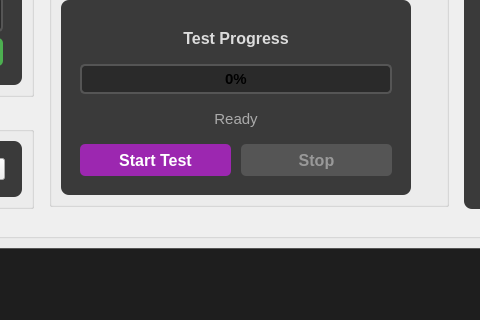
Qt form ui/main_ui.ui (DragonHyun1/DOU) before a commit; both pictures show x 380 to 860 and y 334 to 654 of the 1159 by 790 pixel window.
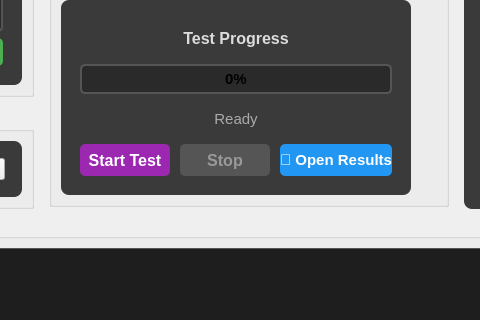
The same form after that commit.

Commit message:
refactor: UI 파일에 Open Results 버튼 추가 및 동적 생성 코드 제거
변경사항:
1. ui/main_ui.ui에 openResultsFolder_PB 버튼 추가
   - testControlLayout에 Start, Stop 옆에 배치
   - 파란색 스타일 (#2196F3)
   - 📁 Open Results 텍스트

2. main.py 리팩토링
   - _add_open_results_button() 메서드 제거 (동적 생성 불필요)
   - setup_auto_test_ui()에서 버튼 연결만 수행
   - _open_results_folder() 메서드는 유지

장점:
- Qt Designer에서 레이아웃 확인 가능
- 일관성 있는 UI 구조
- 유지보수 용이

Patch:
```diff
--- a/ui/main_ui.ui
+++ b/ui/main_ui.ui
@@ -1031,6 +1031,40 @@
                   </property>
                  </widget>
                 </item>
+                <item>
+                 <widget class="QPushButton" name="openResultsFolder_PB">
+                  <property name="sizePolicy">
+                   <sizepolicy hsizetype="Preferred" vsizetype="Preferred">
+                    <horstretch>0</horstretch>
+                    <verstretch>0</verstretch>
+                   </sizepolicy>
+                  </property>
+                  <property name="minimumSize">
+                   <size>
+                    <width>0</width>
+                    <height>32</height>
+                   </size>
+                  </property>
+                  <property name="styleSheet">
+                   <string>QPushButton { 
+                background-color: #2196F3; 
+                color: white; 
+                font-weight: bold; 
+                border-radius: 5px; 
+                font-size: 11pt;
+              }
+              QPushButton:hover { 
+                background-color: #1976D2; 
+              }
+              QPushButton:pressed {
+                background-color: #0D47A1;
+              }</string>
+                  </property>
+                  <property name="text">
+                   <string>📁 Open Results</string>
+                  </property>
+                 </widget>
+                </item>
                </layout>
               </item>
              </layout>
```
The commit also changes 1 other file.
